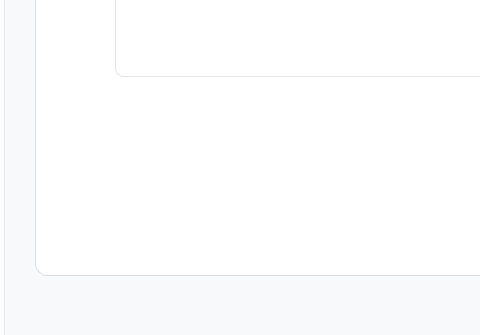
This is Proyecto/src/vista/Ui/interfaz_contable_informes_pagos_pendientes.ui in smonts01/Ingenieria-del-software as Qt 5 draws it before an edit; both pictures show x 215 to 695 and y 365 to 700 of the 1200 by 700 pixel window. The edited form follows.
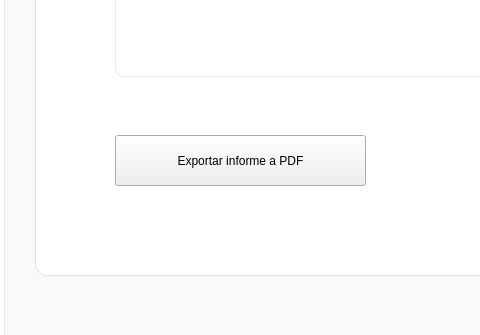
This is the edited form. Icons and pictures are not drawn.

```diff
--- a/Proyecto/src/vista/Ui/interfaz_contable_informes_pagos_pendientes.ui
+++ b/Proyecto/src/vista/Ui/interfaz_contable_informes_pagos_pendientes.ui
@@ -711,6 +711,19 @@
        </rect>
       </property>
      </widget>
+     <widget class="QPushButton" name="btnExportarPDF">
+      <property name="geometry">
+       <rect>
+        <x>80</x>
+        <y>310</y>
+        <width>251</width>
+        <height>51</height>
+       </rect>
+      </property>
+      <property name="text">
+       <string>Exportar informe a PDF</string>
+      </property>
+     </widget>
     </widget>
     <widget class="QLabel" name="label_21">
      <property name="geometry">
```
